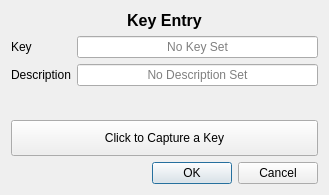
miyamot0/DataTracker3, file keysetcapture.ui: the form before one commit.
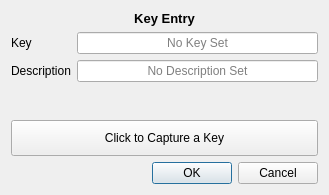
The form after the commit.

Diff of the .ui file:
```diff
--- a/keysetcapture.ui
+++ b/keysetcapture.ui
@@ -36,7 +36,7 @@
        <item row="0" column="0" colspan="2">
         <widget class="QLabel" name="labelTitle">
          <property name="text">
-          <string>&lt;html&gt;&lt;head/&gt;&lt;body&gt;&lt;p align=&quot;center&quot;&gt;&lt;span style=&quot; font-size:12pt; font-weight:600;&quot;&gt;Key Entry&lt;/span&gt;&lt;/p&gt;&lt;/body&gt;&lt;/html&gt;</string>
+          <string>&lt;html&gt;&lt;head/&gt;&lt;body&gt;&lt;p align=&quot;center&quot;&gt;&lt;span style=&quot; font-size:10pt; font-weight:600;&quot;&gt;Key Entry&lt;/span&gt;&lt;/p&gt;&lt;/body&gt;&lt;/html&gt;</string>
          </property>
         </widget>
        </item>
```
